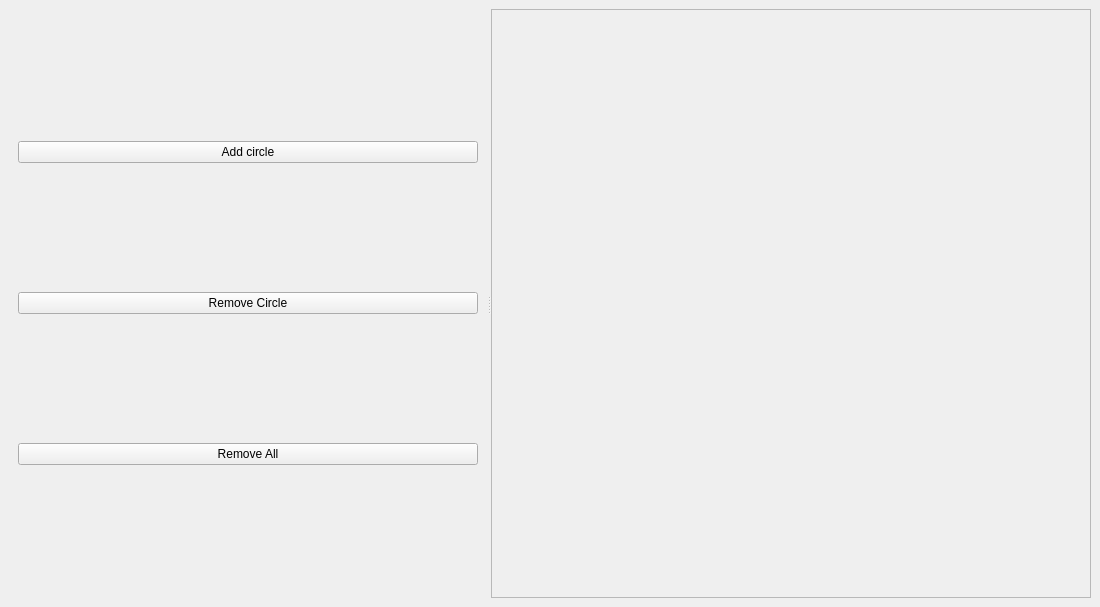
First picture: the form in src_test/test.ui, repository m-julian/ALFVisualizer, before the edit.
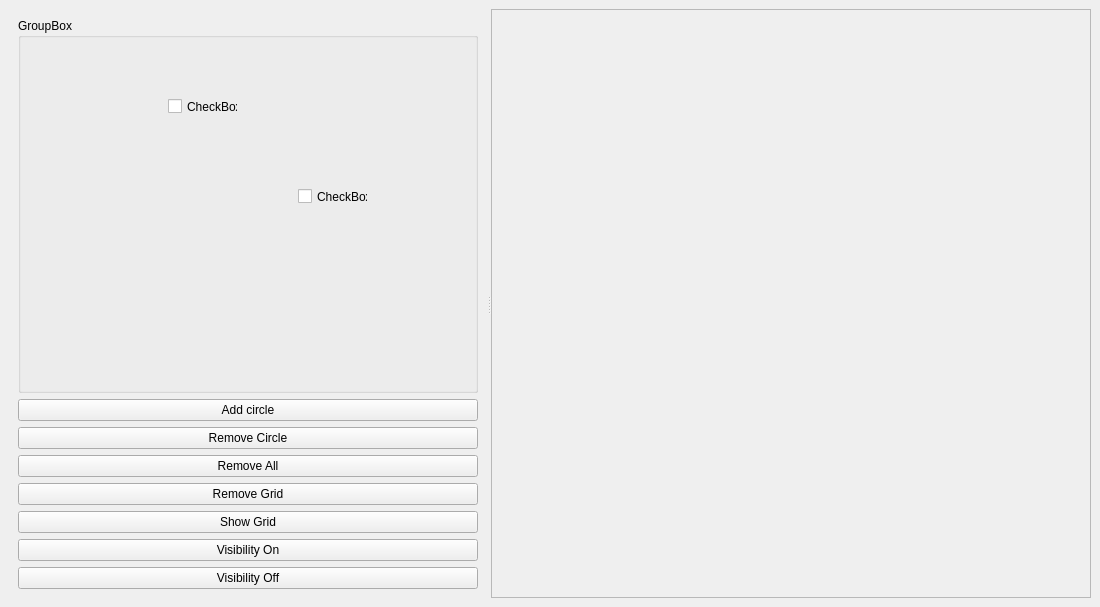
Second picture: the form after the edit.

```diff
--- a/src_test/test.ui
+++ b/src_test/test.ui
@@ -40,6 +40,39 @@
            </sizepolicy>
           </property>
           <layout class="QVBoxLayout" name="verticalLayout_3">
+           <item>
+            <widget class="QGroupBox" name="groupBox">
+             <property name="title">
+              <string>GroupBox</string>
+             </property>
+             <widget class="QCheckBox" name="checkBox">
+              <property name="geometry">
+               <rect>
+                <x>150</x>
+                <y>80</y>
+                <width>70</width>
+                <height>17</height>
+               </rect>
+              </property>
+              <property name="text">
+               <string>CheckBox</string>
+              </property>
+             </widget>
+             <widget class="QCheckBox" name="checkBox_2">
+              <property name="geometry">
+               <rect>
+                <x>280</x>
+                <y>170</y>
+                <width>70</width>
+                <height>17</height>
+               </rect>
+              </property>
+              <property name="text">
+               <string>CheckBox</string>
+              </property>
+             </widget>
+            </widget>
+           </item>
            <item>
             <widget class="QPushButton" name="add_circle">
              <property name="text">
@@ -61,6 +94,34 @@
              </property>
             </widget>
            </item>
+           <item>
+            <widget class="QPushButton" name="remove_grid">
+             <property name="text">
+              <string>Remove Grid</string>
+             </property>
+            </widget>
+           </item>
+           <item>
+            <widget class="QPushButton" name="show_grid">
+             <property name="text">
+              <string>Show Grid</string>
+             </property>
+            </widget>
+           </item>
+           <item>
+            <widget class="QPushButton" name="visibility_on_button">
+             <property name="text">
+              <string>Visibility On</string>
+             </property>
+            </widget>
+           </item>
+           <item>
+            <widget class="QPushButton" name="visibility_off_button">
+             <property name="text">
+              <string>Visibility Off</string>
+             </property>
+            </widget>
+           </item>
           </layout>
          </widget>
         </item>
```
